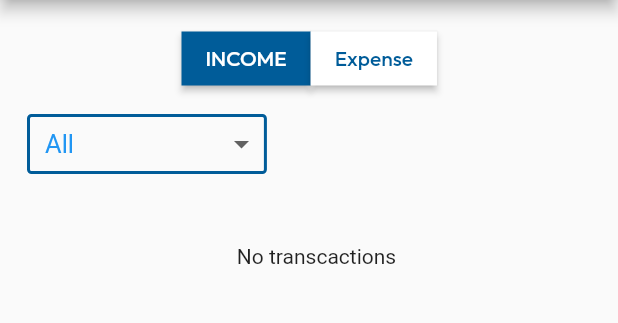
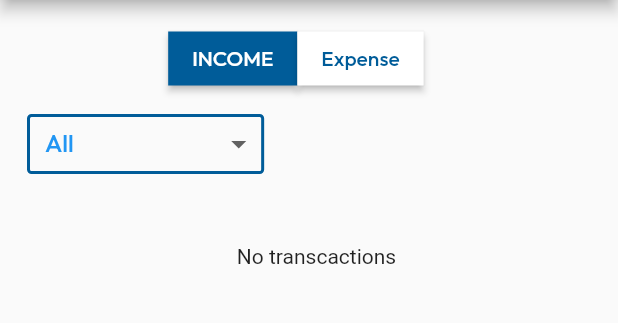
Before and after one commit to Harlygrg/money-manager-app25-11-2021, a Flutter app: the HomePage screen opened by its route, after a tap on the "pie chart" icon, on a phone screen of 412 x 824 dp, the part 84-407 px from its top. Run offline on Flutter 3.47's test engine with Material 2 defaults, Android fonts, the light colour scheme and no system bars; drawn by our look-alikes of auto_size_text; our stand-ins replace flutter_local_notifications, flutter_markdown, flutter_native_timezone, hive, hive_flutter, pie_chart and 4 more; accounts and stored records are empty; Roboto replaces fonts that are missing (BalsamiqSans).

Commit message:
final updations for the day

```diff
--- a/lib/widgetsUI/categories_page.dart
+++ b/lib/widgetsUI/categories_page.dart
@@ -8,7 +8,7 @@
 import 'package:money_manager_app/main.dart';
 import 'package:money_manager_app/widgetsUI/custom_widgets.dart';
 import 'package:intl/intl.dart';
-
+import 'package:sizer/sizer.dart';
 
 DateTime currentDateTime = DateTime.now();
 String formated = DateFormat.jm().format(currentDateTime);
@@ -110,7 +110,6 @@
                           child: GestureDetector(
                             child: Container(
                               padding: EdgeInsets.only(left: 20,top: 10,bottom: 10),
-                              width: 250,
                               height: 50,
                               decoration: BoxDecoration(
                                 gradient:  LinearGradient(
@@ -120,7 +119,7 @@
                                 borderRadius: BorderRadius.circular(5),
                               ),
                               child: Text(categoryValues!.category.toString(),
-                              style:const TextStyle(fontSize: 20,fontFamily: "Outfit",
+                              style: TextStyle(fontSize: 15.sp,fontFamily: "Outfit",
                                   fontWeight: FontWeight.w500,color: Colors.white)),
                             ),
                             onTap: (){
--- a/lib/widgetsUI/overview_page.dart
+++ b/lib/widgetsUI/overview_page.dart
@@ -9,6 +9,7 @@
 import 'package:hive_flutter/hive_flutter.dart';
 import 'package:money_manager_app/main.dart';
 import 'package:intl/intl.dart';
+import 'package:sizer/sizer.dart';
 class Overview extends StatefulWidget {
   @override
   _OverviewState createState() => _OverviewState();
@@ -93,7 +94,7 @@
   Widget incomeExpenseBalanceText(
       {
         required String text,
-        double fontSize = 20,
+         required double fontSize ,
         FontWeight fontWeight= FontWeight.bold,
         Color color = Colors.black,
         String fontFamily = "ArchitectsDaughter"
@@ -123,10 +124,10 @@
         children: [
           incomeExpenseBalanceText(
             text: titleText,color: titleColor,
-            fontSize: 17,fontFamily: fontFamily,fontWeight: fontWeight
+            fontSize: 13.sp,fontFamily: fontFamily,fontWeight: fontWeight
           ),
           incomeExpenseBalanceText(
-              text: amount,color: trailingTextColor,fontSize: 17,
+              text: amount,color: trailingTextColor,fontSize: 13.sp,
               fontFamily: fontFamily,fontWeight: fontWeight
           ),
         ],
@@ -177,9 +178,9 @@
                         text: TextSpan(
                           children:  <TextSpan>[
                             TextSpan(text: 'Balance: ',
-                                style: TextStyle(fontSize: 15,fontFamily: "Outfit",fontWeight: FontWeight.w400)),
+                                style: TextStyle(fontSize: 11.5.sp,fontFamily: "Outfit",fontWeight: FontWeight.w400)),
                             TextSpan(text: '${balance()}',
-                                style: TextStyle(fontSize: 25,fontFamily: "Outfit",fontWeight: FontWeight.w600)),
+                                style: TextStyle(fontSize: 19.5.sp,fontFamily: "Outfit",fontWeight: FontWeight.w600)),
                           ],
                         ),
                       ),
@@ -307,8 +308,8 @@
         text: TextSpan(
             children: <TextSpan>[
               TextSpan(text: text1,
-                  style: TextStyle(fontSize: 15,fontFamily: "Outfit",fontWeight: FontWeight.w400)),
-              TextSpan(text:text2,style: TextStyle(fontSize: 18,fontFamily: "Outfit",fontWeight: FontWeight.w500)),
+                  style: TextStyle(fontSize: 11.sp,fontFamily: "Outfit",fontWeight: FontWeight.w400)),
+              TextSpan(text:text2,style: TextStyle(fontSize: 13.5.sp,fontFamily: "Outfit",fontWeight: FontWeight.w500)),
             ]
         ),
       ),
--- a/lib/widgetsUI/piechart.dart
+++ b/lib/widgetsUI/piechart.dart
@@ -8,6 +8,7 @@
 import 'package:money_manager_app/actions/data_model.dart';
 import 'package:money_manager_app/main.dart';
 import 'package:intl/intl.dart';
+import 'package:sizer/sizer.dart';
 
 class Piechart extends StatefulWidget {
   @override
@@ -179,7 +180,7 @@
           children: [
             divider(height: 15),
             SizedBox(
-              width: 180,
+              width: MediaQuery.of(context).size.width*.48,
               child: Row(
                   children:[
                     elevatedButton(
@@ -229,17 +230,23 @@
                     ),
                     child: DropdownButton(
                       underline: Text(""),
-                      style:  const TextStyle(
+                      style:  TextStyle(
                         color: Colors.blue,
-                        fontFamily: "BalsamiqSans",
-                        fontSize: 17,
+                        fontFamily: "Outfit",
+                        fontWeight: FontWeight.w500,
+                        fontSize: 12.sp,
                       ),
                       focusColor:Colors.white,
                       hint: Text("Select Category"),
                       items: items.map((itemsname) {
                         return DropdownMenuItem(
                           value: itemsname,
-                          child: Text(itemsname),
+                          child: Text(itemsname,style:TextStyle(
+                            color: Colors.blue,
+                            fontFamily: "Outfit",
+                            fontSize: 12.sp,
+                            fontWeight: FontWeight.w500
+                          )),
                         );
                       }).toList(),
                       onChanged:(String ?newValue){
@@ -291,7 +298,7 @@
                 ),divider(width: MediaQuery.of(context).size.width*.25),
                 Text(
                   selectedMonth,
-                  style: TextStyle(fontFamily: "BalsamiqSans",fontSize: 17),),
+                  style: TextStyle(fontFamily: "Outfit",fontSize: 12.sp,fontWeight: FontWeight.w500),),
               ],
             ): divider(height: 1),
             dropdownValues=="Select Range" ?
--- a/pubspec.yaml
+++ b/pubspec.yaml
@@ -15,7 +15,7 @@
 # In iOS, build-name is used as CFBundleShortVersionString while build-number used as CFBundleVersion.
 # Read more about iOS versioning at
 # https://developer.apple.com/library/archive/documentation/General/Reference/InfoPlistKeyReference/Articles/CoreFoundationKeys.html
-version: 1.0.0+1
+version: 1.0.2+2
 
 environment:
   sdk: ">=2.12.0 <3.0.0"
```
Also changed, not shown: lib/main.dart (+7 -1 lines), lib/widgetsUI/adding_expense_or_income.dart (+17 -10 lines), lib/widgetsUI/custom_widgets.dart (+4 -3 lines), lib/widgetsUI/settings_page.dart (+6 -5 lines), lib/widgetsUI/transactions_page.dart (+7 -9 lines).
